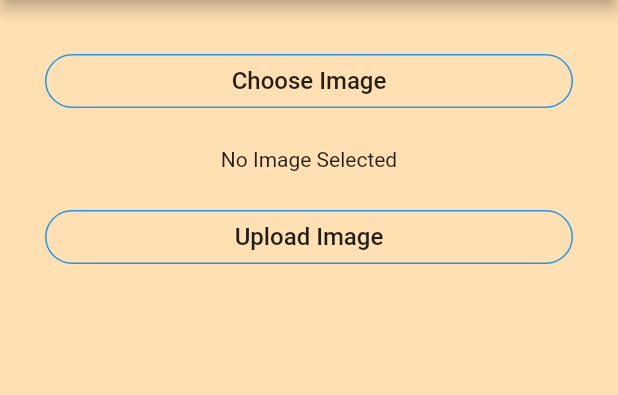
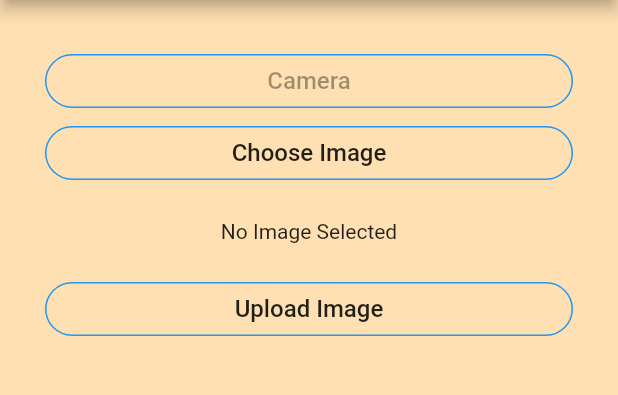
Before and after one commit to codeZero531/optical-character-recognition, a Flutter app: the screen it shows after launch, on a phone screen of 412 x 824 dp, the part 84-479 px from its top. Run offline on Flutter 3.47's test engine with Material 2 defaults, Android fonts, the light colour scheme and no system bars; our stand-ins replace image_picker.

Commit message:
add the cemara button

```diff
--- a/flutter_app/lib/main.dart
+++ b/flutter_app/lib/main.dart
@@ -126,6 +126,12 @@ class UploadImageState extends State<UploadImage> {
           crossAxisAlignment: CrossAxisAlignment.stretch,
           children: <Widget>[
             OutlineButton(
+              onPressed:  getImage(true),
+              child: Text('Camera',style: TextStyle(fontSize: 16.0),),
+              shape: new RoundedRectangleBorder(borderRadius: new BorderRadius.circular(30.0)),
+              borderSide: BorderSide(color: Colors.blue),
+            ),
+            OutlineButton(
               onPressed: chooseImage,
               child: Text('Choose Image',style: TextStyle(fontSize: 16.0),),
               shape: new RoundedRectangleBorder(borderRadius: new BorderRadius.circular(30.0)),
```
